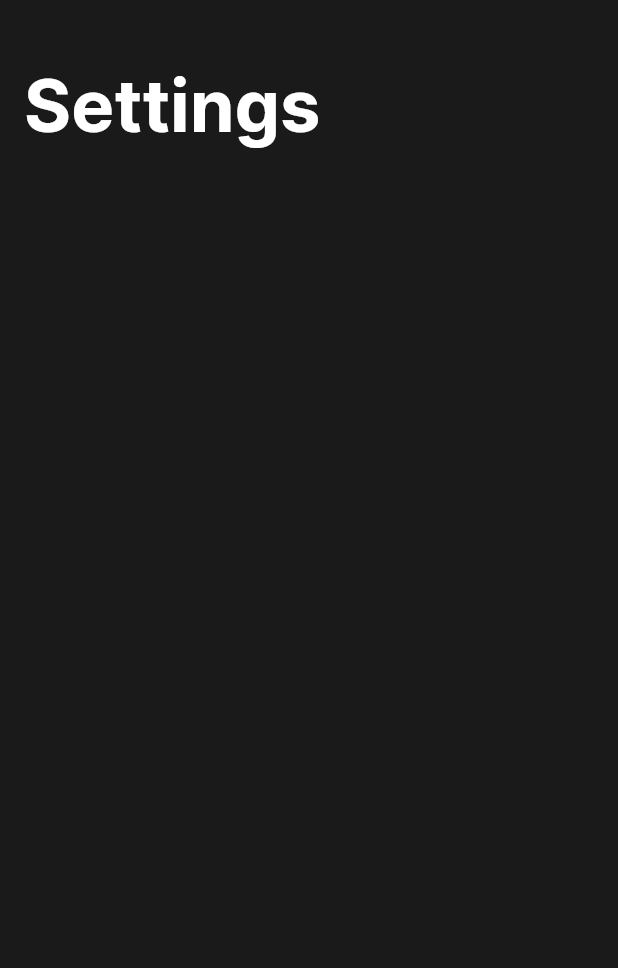
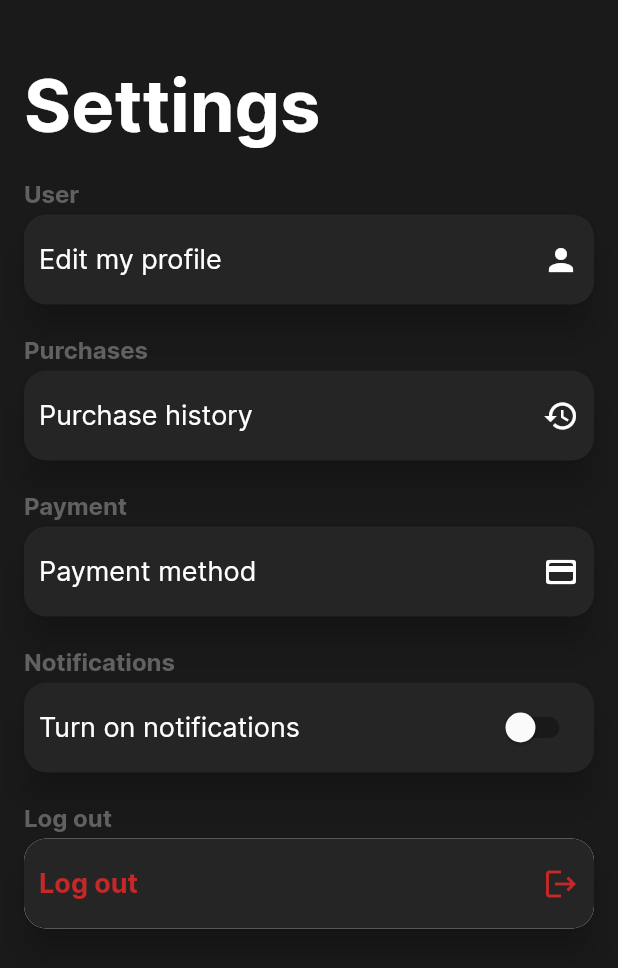
Before and after one commit to norbertwrzos/808store, a Flutter app: the SettingsPage screen opened directly, on a phone screen of 412 x 824 dp. Shown: the top 968 px of the screen. Run offline on Flutter 3.47's test engine with Material 2 defaults, Android fonts, the phone set to English and light mode, and no system bars; our stand-ins replace google_nav_bar.

Commit message:
design changes

```diff
--- a/808store/beat_store/lib/components/settings_container.dart
+++ b/808store/beat_store/lib/components/settings_container.dart
@@ -8,10 +8,12 @@ class SettingsContainer extends StatelessWidget {
       {super.key,
       required this.titleText,
       required this.labelText,
-      required this.myWidgetBuilder});
+      required this.myWidgetBuilder,
+      required this.toNextPage});
   final String titleText;
   final String labelText;
   final Widget Function() myWidgetBuilder;
+  final Widget Function() toNextPage;
 
   @override
   Widget build(BuildContext context) {
@@ -26,11 +28,14 @@ class SettingsContainer extends StatelessWidget {
         const SizedBox(height: 5),
         Material(
           elevation: 10,
-            borderRadius: BorderRadius.circular(15),
-            color: Theme.of(context).colorScheme.background,
+          borderRadius: BorderRadius.circular(15),
+          color: Theme.of(context).colorScheme.background,
           child: InkWell(
             borderRadius: BorderRadius.circular(15),
-            onTap: () {},
+            onTap: (() {
+              Navigator.push(
+                  context, MaterialPageRoute(builder: (context) => toNextPage()));
+            }),
             child: Container(
               width: double.infinity,
               height: 60,
--- a/808store/beat_store/lib/data/beats_data.dart
+++ b/808store/beat_store/lib/data/beats_data.dart
@@ -1,7 +1,7 @@
 import 'package:flutter/material.dart';
 import 'package:beat_store/components/beat_list_element.dart';
 
-const beatsData = [
+final beatsData = [
   BeatListElement(
       beatPhotoPath: "assets/images/4pf.jpg",
       beatTitle: "\"4PF\" - Lil Baby Type Beat",
@@ -37,7 +37,7 @@ const beatsData = [
       beatTitle: "\"X\" - Ken Carson Type Beat",
       beatBPM: "146 BPM",
       beatScale: "G Min"),
-      BeatListElement(
+  BeatListElement(
       beatPhotoPath: "assets/images/pop.jpg",
       beatTitle: "\"WOO\" - Pop Smoke Type Beat",
       beatBPM: "140 BPM",
--- a/808store/beat_store/lib/screens/settings_page.dart
+++ b/808store/beat_store/lib/screens/settings_page.dart
@@ -1,4 +1,9 @@
+import 'package:beat_store/screens/my_cart.dart';
+import 'package:beat_store/screens/user_page.dart';
 import 'package:flutter/material.dart';
+
+import '../components/settings_container.dart';
+import '../components/switch.dart';
 
 class SettingsPage extends StatelessWidget {
   const SettingsPage({super.key});
@@ -9,7 +14,8 @@ class SettingsPage extends StatelessWidget {
         body: SingleChildScrollView(
             child: SafeArea(
                 minimum: const EdgeInsets.all(16.0),
-                child: Column(children: [
+                child: Column(
+                  children: [
                     const SizedBox(height: 10),
                     Row(mainAxisAlignment: MainAxisAlignment.start, children: [
                       Container(
@@ -21,6 +27,72 @@ class SettingsPage extends StatelessWidget {
                         ),
                       ),
                     ]),
-                ]))));
+                    const SizedBox(height: 20),
+                    SettingsContainer(
+                        titleText: "User",
+                        labelText: "Edit my profile",
+                        toNextPage: (() => UserPage(
+                      userPhotoPath: "assets/images/dom.jpg",
+                      userName: "User",
+                      userEmail: "user@email.pl")),
+                        myWidgetBuilder: () =>
+                            const Icon(Icons.person, color: Colors.white)),
+                    SettingsContainer(
+                        titleText: "Purchases",
+                        labelText: "Purchase history",
+                        toNextPage: () => MyCart(),
+                        myWidgetBuilder: () =>
+                            const Icon(Icons.history, color: Colors.white)),
+                    SettingsContainer(
+                        titleText: "Payment",
+                        labelText: "Payment method",
+                        toNextPage: () => MyCart(),
+                        myWidgetBuilder: () => const Icon(Icons.payment_rounded,
+                            color: Colors.white)),
+                    SettingsContainer(
+                        titleText: "Notifications",
+                        labelText: "Turn on notifications",
+                        toNextPage: () => MyCart(),
+                        myWidgetBuilder: () => const MySwitch()),
+                    Row(
+                      crossAxisAlignment: CrossAxisAlignment.start,
+                      children: [
+                        Text("Log out",
+                            style: Theme.of(context).textTheme.headline4)
+                      ],
+                    ),
+                    const SizedBox(height: 5),
+                    Material(
+                      elevation: 10,
+                      borderRadius: BorderRadius.circular(15),
+                      child: Container(
+                        width: double.infinity,
+                        height: 60,
+                        padding: const EdgeInsets.all(10),
+                        decoration: BoxDecoration(
+                            borderRadius: BorderRadius.circular(15),
+                            color: Theme.of(context).colorScheme.background),
+                        child: Row(
+                          children: [
+                            Text(
+                              "Log out",
+                              style: TextStyle(
+                                fontFamily: "Inter",
+                                fontWeight: FontWeight.bold,
+                                fontSize: 18,
+                                color: Colors.red.shade800,
+                              ),
+                            ),
+                            const Spacer(),
+                            Icon(
+                              Icons.logout,
+                              color: Colors.red.shade800,
+                            )
+                          ],
+                        ),
+                      ),
+                    ),
+                  ],
+                ))));
   }
 }
```
Also changed, not shown: 808store/beat_store/lib/screens/navbar.dart (+4 -9 lines), 808store/beat_store/lib/screens/user_page.dart (+7 -54 lines). Lines whose indentation alone changed are shown as unchanged.
